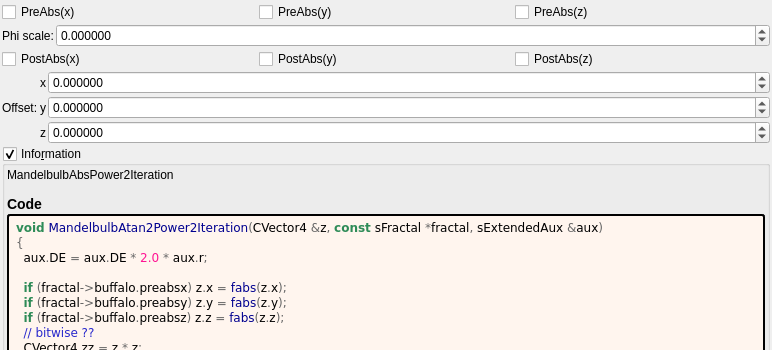
Qt form mandelbulber2/formula/ui/mandelbulb_atan2_power2.ui (buddhi1980/mandelbulber2) before a commit; both pictures show x 0 to 772 and y 0 to 350 of the 772 by 800 pixel window.
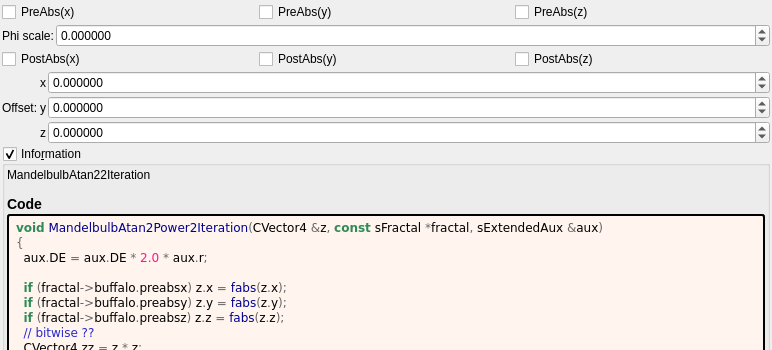
The same form after that commit. Custom widgets are drawn as their Qt base class.

What changed in the file:
```diff
--- a/mandelbulber2/formula/ui/mandelbulb_atan2_power2.ui
+++ b/mandelbulber2/formula/ui/mandelbulb_atan2_power2.ui
@@ -252,7 +252,7 @@
       <item>
        <widget class="QLabel" name="label_information_general">
         <property name="text">
-         <string notr="true">&lt;p&gt;MandelbulbAbsPower2Iteration&lt;/p&gt;&lt;table&gt;
+         <string notr="true">&lt;p&gt;MandelbulbAtan22Iteration&lt;/p&gt;&lt;table&gt;
 &lt;/table&gt;
 &lt;h3&gt;Code&lt;/h3&gt;</string>
         </property>
```
